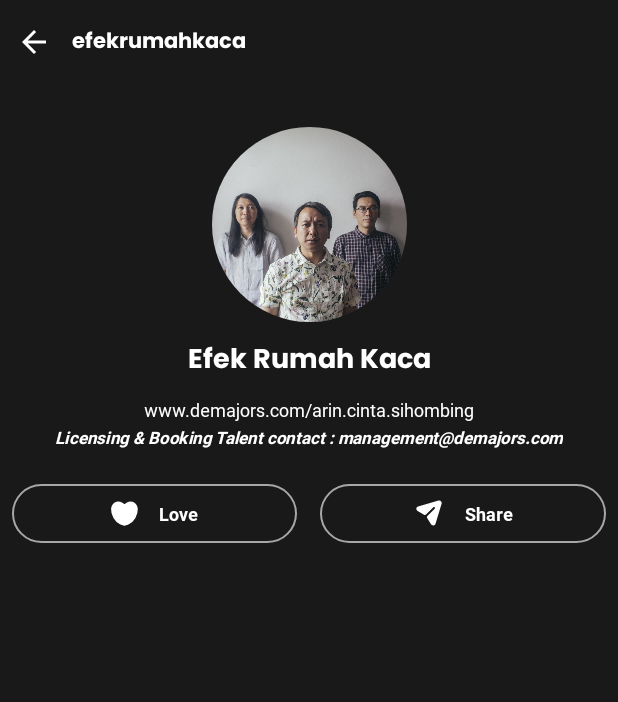
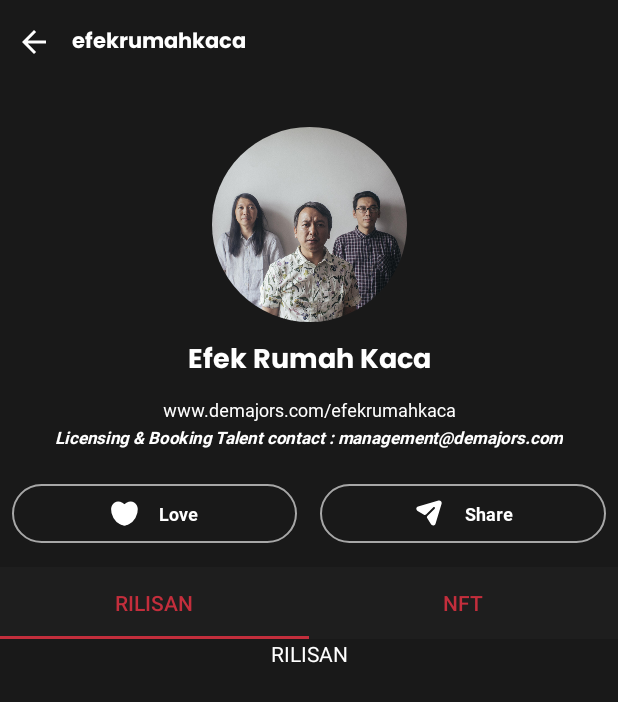
Before and after one commit to andrea-akasia/demajors-android, an Android app: the ArtistDetailActivity screen opened directly, with no data from a screen before it, on a phone screen of 412 x 824 dp. Shown: the top 702 px of the screen. Run offline under Robolectric (Android 15) with nearby library versions, the phone set to English and light mode, and no system bars; our stand-ins replace CircleImageView, Dagger/Hilt's generated code, RxJava, sdp/ssp sizes.

Commit message:
wip artist page: setub tabs

```diff
--- a/app/src/main/java/com/demajors/demajorsapp/feature/myartist/ArtistDetailActivity.kt
+++ b/app/src/main/java/com/demajors/demajorsapp/feature/myartist/ArtistDetailActivity.kt
@@ -6,6 +6,9 @@
 import com.demajors.demajorsapp.R
 import com.demajors.demajorsapp.base.BaseActivity
 import com.demajors.demajorsapp.databinding.ActivityArtistDetailBinding
+import com.demajors.demajorsapp.feature.myartist.nft.ListArtistNFTFragment
+import com.demajors.demajorsapp.feature.myartist.rilisan.ListRilisanFragment
+import com.google.android.material.tabs.TabLayoutMediator
 import dagger.android.AndroidInjector
 import dagger.android.DispatchingAndroidInjector
 import dagger.android.HasAndroidInjector
@@ -19,6 +22,8 @@
     @Inject
     lateinit var androidInjector: DispatchingAndroidInjector<Any>
 
+    private lateinit var tabAdapter: TabAdapter
+
     override fun onCreate(savedInstanceState: Bundle?) {
         super.onCreate(savedInstanceState)
         binding = ActivityArtistDetailBinding.inflate(layoutInflater)
@@ -29,6 +34,23 @@
         window.statusBarColor = ContextCompat.getColor(this, R.color.colorPrimary)
 
         binding.actionBack.setOnClickListener { onBackPressed() }
+
+        setupTabs()
+    }
+
+    private fun setupTabs() {
+        tabAdapter = TabAdapter(supportFragmentManager, lifecycle)
+        tabAdapter.addFragments(ListRilisanFragment.newInstance(""))
+        tabAdapter.addFragments(ListArtistNFTFragment.newInstance(""))
+        binding.pager.adapter = tabAdapter
+
+        TabLayoutMediator(binding.tabLayout, binding.pager) { tab, position ->
+            if (position == 0) {
+                tab.text = "RILISAN"
+            } else {
+                tab.text = "NFT"
+            }
+        }.attach()
     }
 
     override fun androidInjector(): AndroidInjector<Any> = androidInjector
--- /dev/null
+++ b/app/src/main/java/com/demajors/demajorsapp/feature/myartist/TabAdapter.kt
@@ -0,0 +1,19 @@
+package com.demajors.demajorsapp.feature.myartist
+
+import androidx.fragment.app.Fragment
+import androidx.fragment.app.FragmentManager
+import androidx.lifecycle.Lifecycle
+import androidx.viewpager2.adapter.FragmentStateAdapter
+
+class TabAdapter(fm: FragmentManager, lifecycle: Lifecycle) : FragmentStateAdapter(fm, lifecycle) {
+
+    private var fragments: MutableList<Fragment> = mutableListOf()
+
+    fun addFragments(fragment: Fragment) {
+        fragments.add(fragment)
+    }
+
+    override fun getItemCount() = fragments.size
+
+    override fun createFragment(position: Int) = fragments[position]
+}
--- /dev/null
+++ b/app/src/main/java/com/demajors/demajorsapp/feature/myartist/nft/ListArtistNFTFragment.kt
@@ -0,0 +1,46 @@
+package com.demajors.demajorsapp.feature.myartist.nft
+
+import android.os.Bundle
+import android.view.LayoutInflater
+import android.view.View
+import android.view.ViewGroup
+import androidx.core.os.bundleOf
+import com.demajors.demajorsapp.base.BaseFragment
+import com.demajors.demajorsapp.databinding.FragmentArtistNftListBinding
+import com.demajors.demajorsapp.feature.myartist.ArtistViewModel
+
+class ListArtistNFTFragment : BaseFragment<ArtistViewModel>() {
+    override val viewModelClass: Class<ArtistViewModel> = ArtistViewModel::class.java
+    private var _binding: FragmentArtistNftListBinding? = null
+    private val binding get() = _binding!!
+
+    companion object {
+        const val KEY_DATA = "DATA"
+        fun newInstance(data: String) = ListArtistNFTFragment().apply {
+            arguments = bundleOf(
+                KEY_DATA to data
+            )
+        }
+    }
+
+    override fun onCreateView(
+        inflater: LayoutInflater,
+        container: ViewGroup?,
+        savedInstanceState: Bundle?
+    ): View {
+        _binding = FragmentArtistNftListBinding.inflate(inflater, container, false)
+        return binding.root
+    }
+
+    override fun onDestroyView() {
+        super.onDestroyView()
+        _binding = null
+    }
+
+    override fun onViewCreated(view: View, savedInstanceState: Bundle?) {
+        super.onViewCreated(view, savedInstanceState)
+
+        _binding?.let { ui ->
+        }
+    }
+}
--- /dev/null
+++ b/app/src/main/java/com/demajors/demajorsapp/feature/myartist/rilisan/ListRilisanFragment.kt
@@ -0,0 +1,46 @@
+package com.demajors.demajorsapp.feature.myartist.rilisan
+
+import android.os.Bundle
+import android.view.LayoutInflater
+import android.view.View
+import android.view.ViewGroup
+import androidx.core.os.bundleOf
+import com.demajors.demajorsapp.base.BaseFragment
+import com.demajors.demajorsapp.databinding.FragmentArtistRilisanBinding
+import com.demajors.demajorsapp.feature.myartist.ArtistViewModel
+
+class ListRilisanFragment : BaseFragment<ArtistViewModel>() {
+    override val viewModelClass: Class<ArtistViewModel> = ArtistViewModel::class.java
+    private var _binding: FragmentArtistRilisanBinding? = null
+    private val binding get() = _binding!!
+
+    companion object {
+        const val KEY_DATA = "DATA"
+        fun newInstance(data: String) = ListRilisanFragment().apply {
+            arguments = bundleOf(
+                KEY_DATA to data
+            )
+        }
+    }
+
+    override fun onCreateView(
+        inflater: LayoutInflater,
+        container: ViewGroup?,
+        savedInstanceState: Bundle?
+    ): View {
+        _binding = FragmentArtistRilisanBinding.inflate(inflater, container, false)
+        return binding.root
+    }
+
+    override fun onDestroyView() {
+        super.onDestroyView()
+        _binding = null
+    }
+
+    override fun onViewCreated(view: View, savedInstanceState: Bundle?) {
+        super.onViewCreated(view, savedInstanceState)
+
+        _binding?.let { ui ->
+        }
+    }
+}
--- a/app/src/main/res/layout/activity_artist_detail.xml
+++ b/app/src/main/res/layout/activity_artist_detail.xml
@@ -85,7 +85,7 @@
                     android:layout_width="wrap_content"
                     android:layout_height="wrap_content"
                     android:layout_marginTop="@dimen/_6sdp"
-                    android:text="www.demajors.com/arin.cinta.sihombing"
+                    android:text="www.demajors.com/efekrumahkaca"
                     android:fontFamily="@font/roboto_400"
                     android:textSize="12sp"
                     android:textColor="#FFFFFF"
@@ -190,6 +190,27 @@
 
             </androidx.constraintlayout.widget.ConstraintLayout>
 
+            <LinearLayout
+                android:layout_width="match_parent"
+                android:layout_height="match_parent"
+                android:layout_marginTop="8dp"
+                android:orientation="vertical"
+                android:background="#1E1E1E">
+
+                <com.google.android.material.tabs.TabLayout
+                    android:id="@+id/tab_layout"
+                    app:tabTextColor="@color/colorAccent"
+                    android:layout_width="match_parent"
+                    android:layout_height="wrap_content"/>
+
+                <androidx.viewpager2.widget.ViewPager2
+                    android:id="@+id/pager"
+                    android:layout_width="match_parent"
+                    android:layout_height="0dp"
+                    android:layout_weight="1" />
+
+            </LinearLayout>
+
         </LinearLayout>
 
     </androidx.core.widget.NestedScrollView>
--- /dev/null
+++ b/app/src/main/res/layout/fragment_artist_rilisan.xml
@@ -0,0 +1,20 @@
+<?xml version="1.0" encoding="utf-8"?>
+<androidx.constraintlayout.widget.ConstraintLayout
+    xmlns:android="http://schemas.android.com/apk/res/android"
+    xmlns:app="http://schemas.android.com/apk/res-auto"
+    android:layout_width="match_parent"
+    android:layout_height="match_parent"
+    android:background="@color/colorPrimary">
+
+    <TextView
+        android:id="@+id/textView3"
+        android:layout_width="wrap_content"
+        android:layout_height="wrap_content"
+        android:text="RILISAN"
+        android:textColor="#FFFFFF"
+        app:layout_constraintBottom_toBottomOf="parent"
+        app:layout_constraintEnd_toEndOf="parent"
+        app:layout_constraintStart_toStartOf="parent"
+        app:layout_constraintTop_toTopOf="parent" />
+
+</androidx.constraintlayout.widget.ConstraintLayout>
```
Also changed, not shown: app/src/main/java/com/demajors/demajorsapp/di/modules/FragmentBuildersModule.kt (+7 -0 lines), app/src/main/res/layout/fragment_artist_nft_list.xml (added, +19 -0 lines).
